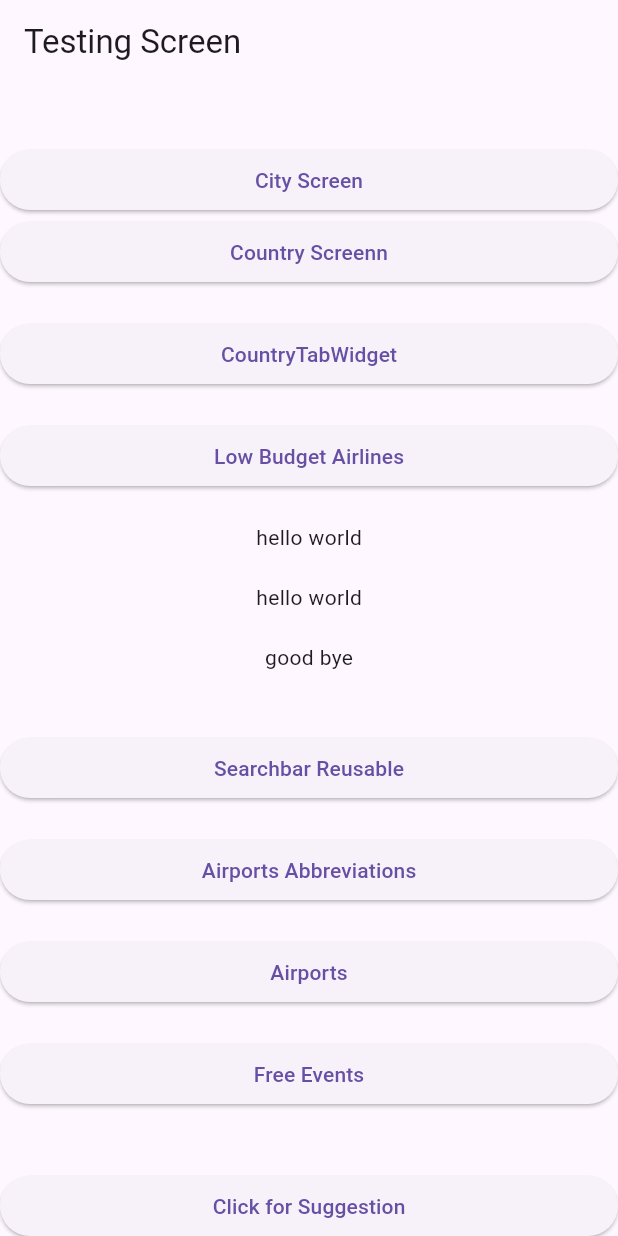
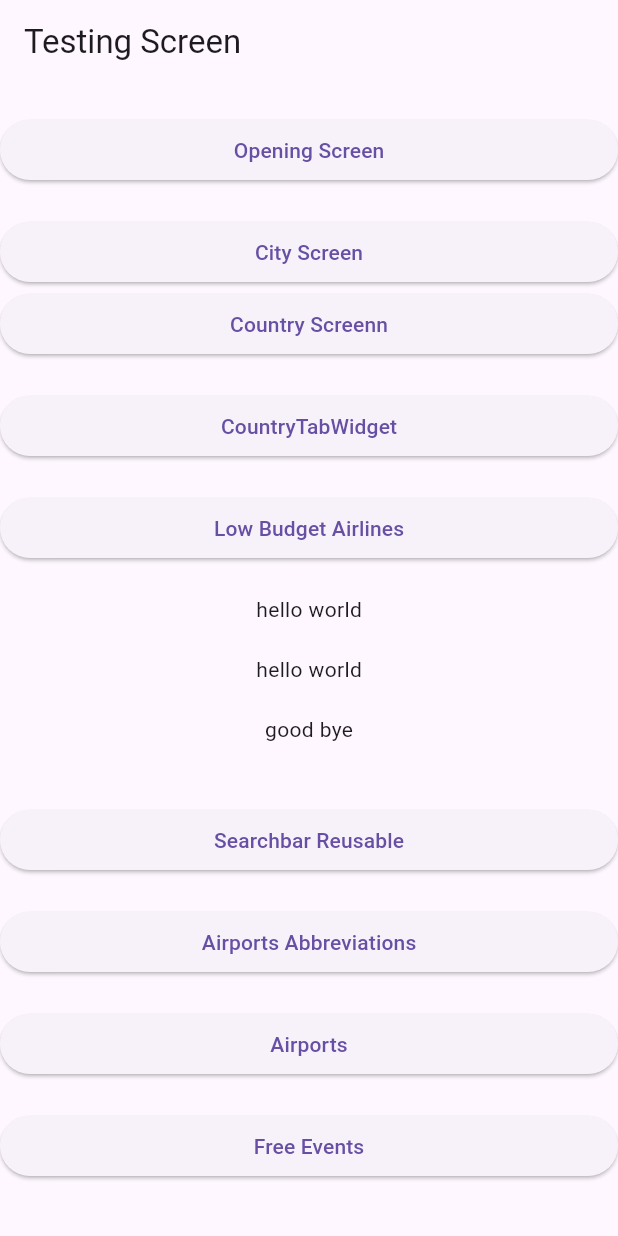
Before and after one commit to CaptainStorm21/newdestinations, a Flutter app: the screen it shows after launch, on a phone screen of 412 x 824 dp. Run offline on Flutter 3.47's test engine with Material 3 defaults, Android fonts, the phone set to English and light mode, and no system bars; our stand-ins replace timezone.

Commit message:
opening page reorganized

```diff
--- a/lib/main.dart
+++ b/lib/main.dart
@@ -9,6 +9,8 @@ import 'package:newdestinations/freeLocalEvents/freeLocalEvents.dart';
 import 'package:newdestinations/lowBudgetAirlines/lowBudgetAirlines.dart';
 import 'package:newdestinations/search/search.dart'; // Ensure this file exists
 import 'package:newdestinations/countryScreen/countryScreen.dart';
+
+import 'openingScreen/opening_screen.dart';
 // ignore: unused_import
 
 void main() {
@@ -50,6 +52,17 @@ class MyWidget extends StatelessWidget {
         //   },
         //   child: const Text('Main Screen'),
         // ),
+         ElevatedButton(
+          onPressed: () {
+            Navigator.push(
+              context,
+              MaterialPageRoute(
+                  builder: (context) =>
+                      const OpeningScreen()), // Navigate to the gotSuggestion.dart screen
+            );
+          },
+          child: const Text('Opening Screen'),
+        ),
          const SizedBox(height: 20), // Add vertical rspacing
         ElevatedButton(
           onPressed: () {
--- a/lib/openingScreen/main.dart
+++ b/lib/openingScreen/opening_screen.dart
@@ -1,11 +1,8 @@
+import 'dart:convert';
 import 'dart:math';
-import 'dart:convert';
 import 'package:flutter/material.dart';
 import 'package:flutter/services.dart';
 
-void main() {
-  runApp(const MyApp());
-}
 
 class Destination {
   final int id;
@@ -30,14 +27,14 @@ class Destination {
   }
 }
 
-class MyApp extends StatefulWidget {
-  const MyApp({super.key});
+class OpeningScreen extends StatefulWidget {
+  const OpeningScreen({super.key});
 
   @override
-  _MyAppState createState() => _MyAppState();
+  _OpeningScreenState createState() => _OpeningScreenState();
 }
 
-class _MyAppState extends State<MyApp> {
+class _OpeningScreenState extends State<OpeningScreen> {
   late List<Destination> destinations;
   late Destination currentDestination = Destination(
     id: 0,
@@ -55,14 +52,13 @@ class _MyAppState extends State<MyApp> {
   Future<void> loadDestinations() async {
     try {
       String data =
-          await rootBundle.loadString('assets/json/splashDestination.json');
+          await rootBundle.loadString('assets/data/splashDestination.json');
       List<dynamic> jsonList = json.decode(data)['destinations'];
       destinations =
           jsonList.map((e) => Destination.fromJson(e)).toList();
-      setState(() {
         currentDestination =
             destinations[Random().nextInt(destinations.length)];
-      });
+    print(currentDestination);
     } catch (e) {
       Text('Error loading destinations: $e');
     }
--- a/pubspec.yaml
+++ b/pubspec.yaml
@@ -25,6 +25,8 @@ flutter:
   uses-material-design: true
 
   assets:
+    - assets/
+    - assets/data/
     - assets/data/newAdventures.json
     - assets/data/freeEvents.json
     - assets/data/lowBudgetAirlines.json
```
